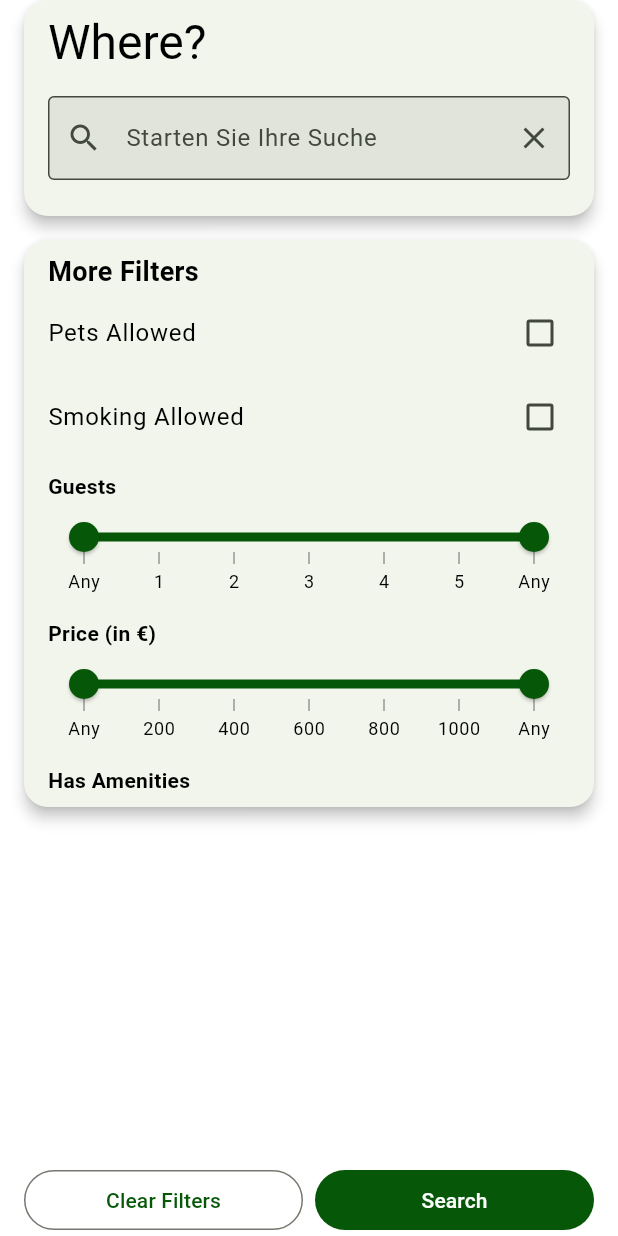
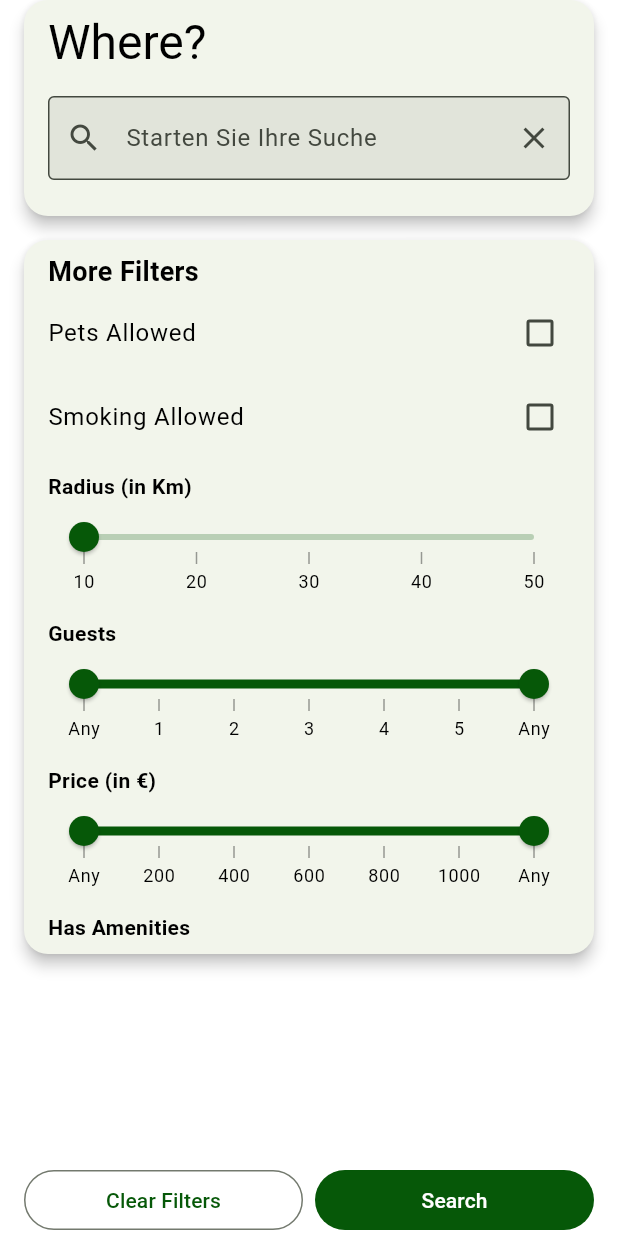
Before and after one commit to BiswajitKrPaul/layali_flutter_app, a Flutter app: the HomePage screen opened by its route, after a tap on "Starten Sie Ihre Suche", on a phone screen of 412 x 824 dp. Run offline on Flutter 3.47's test engine with Material 3 defaults, Android fonts, the phone set to English and light mode, and no system bars; drawn by our look-alikes of syncfusion_flutter_sliders; our stand-ins replace auto_route, awesome_dialog, cached_network_image, carousel_slider, chopper, envied and 16 more; missing offline and left inert: debouncing, google_maps_apis, pretty_chopper_logger; accounts and stored records are empty; generated files the repository leaves out were written again; network calls fail.

Commit message:
Radius filter added in advance search

```diff
--- a/lib/features/home/cubits/listing_property_cubit/listing_propety_cubit.dart
+++ b/lib/features/home/cubits/listing_property_cubit/listing_propety_cubit.dart
@@ -37,6 +37,7 @@ class ListingPropetyCubit extends Cubit<ListingPropetyState> {
     bool? isSmokingAllowed,
     bool? isPetAllowed,
     List<String>? amenities,
+    int radius = 10,
   }) async {
     softReset();
     emit(state.copyWith(isLoading: true));
@@ -50,6 +51,7 @@ class ListingPropetyCubit extends Cubit<ListingPropetyState> {
       minPrice: minPrice,
       maxPrice: maxPrice,
       amenities: amenities,
+      radiusKm: radius.toDouble(),
     );
     if (response.isSuccessful && response.body != null) {
       final listing = ListingPropertyModel.fromJson(response.body!);
@@ -109,6 +111,7 @@ class ListingPropetyCubit extends Cubit<ListingPropetyState> {
           currentState.minPrice == 0 || currentState.minPrice == 6
               ? null
               : currentState.minPrice * 200,
+      radiusKm: currentState.radiusInKm.toDouble(),
     );
     if (response.isSuccessful) {
       final listing = ListingPropertyModel.fromJson(response.body!);
--- a/lib/features/home/cubits/my_trips_cubit/my_trips_cubit.dart
+++ b/lib/features/home/cubits/my_trips_cubit/my_trips_cubit.dart
@@ -1,5 +1,6 @@
 import 'package:flutter_bloc/flutter_bloc.dart';
 import 'package:freezed_annotation/freezed_annotation.dart';
+import 'package:injectable/injectable.dart';
 import 'package:layali_flutter_app/domain/rest_client.dart';
 import 'package:layali_flutter_app/features/home/data/my_trips_model.dart';
 import 'package:layali_flutter_app/injection.dart';
@@ -8,6 +9,7 @@ import 'package:layali_flutter_app/services/listing_service.dart';
 part 'my_trips_cubit.freezed.dart';
 part 'my_trips_state.dart';
 
+@lazySingleton
 class MyTripsCubit extends Cubit<MyTripsState> {
   MyTripsCubit() : super(const MyTripsState());
 
@@ -16,7 +18,7 @@ class MyTripsCubit extends Cubit<MyTripsState> {
 
   Future<void> getMyTrips() async {
     try {
-      emit(state.copyWith(isLoading: true));
+      emit(state.copyWith(isLoading: true, hasError: false));
       final response = await _restClient.getAllTrips();
       if (response.isSuccessful) {
         final myTripsModel = MyTripsModel.fromJson(response.body!);
--- a/lib/features/home/pages/trips_page.dart
+++ b/lib/features/home/pages/trips_page.dart
@@ -7,15 +7,18 @@ import 'package:layali_flutter_app/features/home/widgets/property_card.dart';
 import 'package:layali_flutter_app/features/home/widgets/trip_card.dart';
 
 @RoutePage()
-class TripsPage extends StatelessWidget implements AutoRouteWrapper {
+class TripsPage extends StatefulWidget {
   const TripsPage({super.key});
 
   @override
-  Widget wrappedRoute(BuildContext context) {
-    return BlocProvider(
-      create: (context) => MyTripsCubit()..getMyTrips(),
-      child: this,
-    );
+  State<TripsPage> createState() => _TripsPageState();
+}
+
+class _TripsPageState extends State<TripsPage> {
+  @override
+  void initState() {
+    super.initState();
+    context.read<MyTripsCubit>().getMyTrips();
   }
 
   @override
--- a/lib/features/listing/cubits/place_search_cubit/place_search_cubit.dart
+++ b/lib/features/listing/cubits/place_search_cubit/place_search_cubit.dart
@@ -24,6 +24,10 @@ class PlaceSearchCubit extends Cubit<PlaceSearchState> {
 
   void setSmokingAllowed({bool value = false}) {
     emit(state.copyWith(smokingAllowed: value));
+  }
+
+  void setRadiusInKm(int value) {
+    emit(state.copyWith(radiusInKm: value));
   }
 
   void setOrRemoveAmenities(String amenity) {
@@ -92,6 +96,7 @@ class PlaceSearchCubit extends Cubit<PlaceSearchState> {
         minGuest: 0,
         minPrice: 0,
         maxPrice: 6,
+        radiusInKm: 10,
       ),
     );
   }
@@ -128,6 +133,7 @@ class PlaceSearchCubit extends Cubit<PlaceSearchState> {
         minGuest: 0,
         minPrice: 0,
         maxPrice: 6,
+        radiusInKm: 10,
       ),
     );
   }
--- a/lib/features/listing/cubits/place_search_cubit/place_search_state.dart
+++ b/lib/features/listing/cubits/place_search_cubit/place_search_state.dart
@@ -17,6 +17,7 @@ abstract class PlaceSearchState with _$PlaceSearchState {
     @Default(6) int maxGuest,
     @Default(0.0) double minPrice,
     @Default(6.0) double maxPrice,
+    @Default(10) int radiusInKm,
   }) = _PlaceSearchState;
 
   factory PlaceSearchState.reset() => const PlaceSearchState();
--- a/lib/features/listing/page/search_page.dart
+++ b/lib/features/listing/page/search_page.dart
@@ -72,10 +72,7 @@ class _SearchPageState extends State<SearchPage> {
                     state.minPrice == 0 || state.minPrice == 6
                         ? null
                         : state.minPrice * 200,
-                // maxGuest: state.maxGuest,
-                // minGuest: state.minGuest,
-                // minPrice: state.minPrice,
-                // maxPrice: state.maxPrice,
+                radius: state.radiusInKm,
               );
               context.router.pop();
             }
@@ -228,6 +225,27 @@ class _SearchPageState extends State<SearchPage> {
                                 ),
                                 const Gap(8),
                                 const Text(
+                                  'Radius (in Km)',
+                                  style: TextStyle(fontWeight: FontWeight.bold),
+                                ),
+                                SfSlider(
+                                  value: state.radiusInKm,
+                                  max: 50,
+                                  min: 10,
+                                  showTicks: true,
+                                  showLabels: true,
+                                  interval: 10,
+                                  stepSize: 10,
+                                  onChanged: (value) {
+                                    context
+                                        .read<PlaceSearchCubit>()
+                                        .setRadiusInKm(
+                                          (value as double).toInt(),
+                                        );
+                                  },
+                                ),
+                                const Gap(16),
+                                const Text(
                                   'Guests',
                                   style: TextStyle(fontWeight: FontWeight.bold),
                                 ),
--- a/lib/main.dart
+++ b/lib/main.dart
@@ -8,6 +8,7 @@ import 'package:layali_flutter_app/common/cubits/authentication_cubit/authentica
 import 'package:layali_flutter_app/common/cubits/location_service_cubit/location_service_cubit.dart';
 import 'package:layali_flutter_app/domain/storage_service.dart';
 import 'package:layali_flutter_app/features/home/cubits/listing_property_cubit/listing_propety_cubit.dart';
+import 'package:layali_flutter_app/features/home/cubits/my_trips_cubit/my_trips_cubit.dart';
 import 'package:layali_flutter_app/features/listing/cubits/place_search_cubit/place_search_cubit.dart';
 import 'package:layali_flutter_app/injection.dart';
 import 'package:layali_flutter_app/l10n/app_localizations.dart';
@@ -43,6 +44,7 @@ void main() async {
           },
         ),
         BlocProvider(create: (context) => getIt.get<PlaceSearchCubit>()),
+        BlocProvider(create: (ctx) => getIt.get<MyTripsCubit>()),
       ],
       child: const MyApp(),
     ),
--- a/pubspec.yaml
+++ b/pubspec.yaml
@@ -1,7 +1,7 @@
 name: layali_flutter_app
 description: "A new Flutter project."
 publish_to: 'none'
-version: 0.1.0
+version: 0.1.1
 
 environment:
   sdk: ^3.7.2
@@ -19,6 +19,7 @@ dependencies:
   flutter:
     sdk: flutter
   flutter_bloc: ^9.1.0
+  flutter_expandable_fab: ^2.5.2
   flutter_localizations:
     sdk: flutter
   flutter_secure_storage: ^9.2.4
```
Also changed, not shown: lib/features/listing/cubits/book_apartment_cubit/book_apartment_cubit.dart (+9 -4 lines), lib/features/listing/page/booking_success_page.dart (+6 -1 lines), lib/services/listing_service.dart (+11 -7 lines), pubspec.lock.
